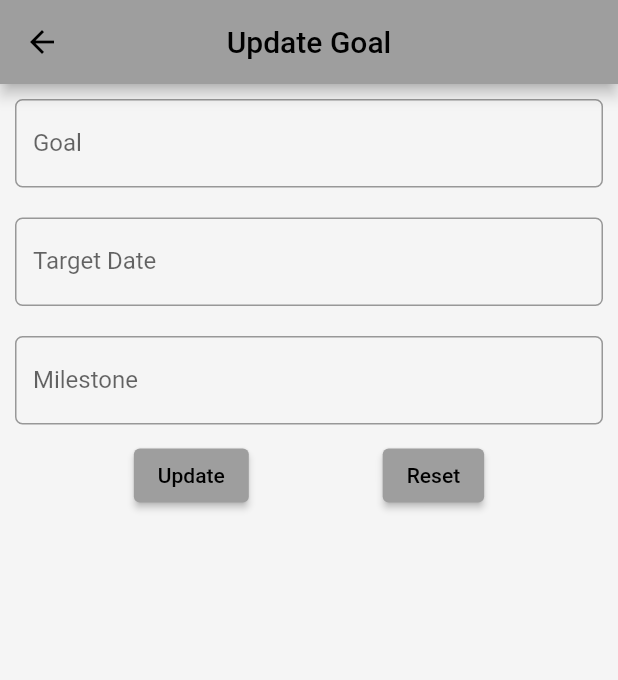
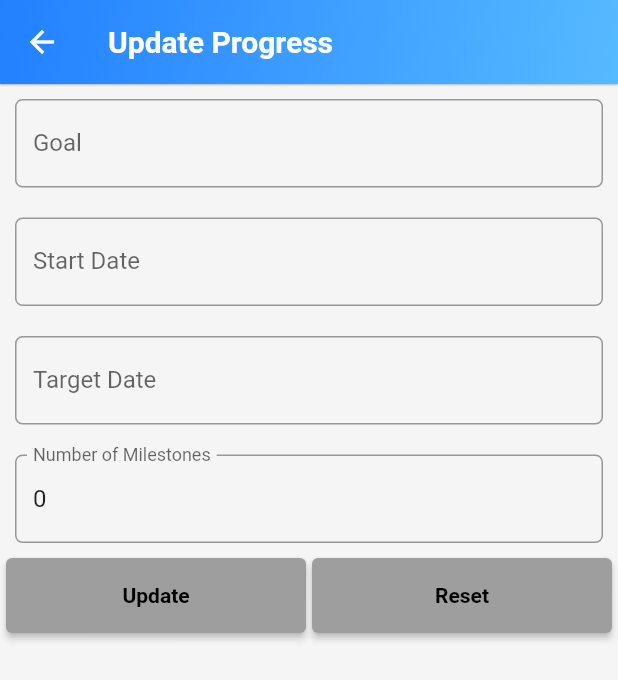
Before and after one commit to PraveenRoshane/Fitness-Tracker-App, a Flutter app: the UpdateGoal screen opened directly with empty values, after a tap on "Update", after a tap on the "edit" icon, on a phone screen of 412 x 824 dp. Shown: the top 680 px of the screen. Run offline on Flutter 3.47's test engine with Material 2 defaults, Android fonts, the phone set to English and light mode, and no system bars; our stand-ins replace cloud_firestore, firebase_auth, firebase_core, flutter_svg, font_awesome_flutter, hexcolor and 2 more; accounts and stored records are empty.

Commit message:
ui changes

```diff
--- a/lib/models/progress_model.dart
+++ b/lib/models/progress_model.dart
@@ -3,25 +3,29 @@ class Workoutmodel {
     this.id,
     required this.goal,
     required this.targetdate,
-    required this.milestones,
+    required this.startdate,
+    required this.milestonecount,
   });
 
   String? id;
   final String goal;
   final String targetdate;
-  final String milestones;
+  final String startdate;
+  final int milestonecount;
 
   factory Workoutmodel.fromJson(Map<String, dynamic> json) => Workoutmodel(
         id: json["id"],
         goal: json["goal"],
         targetdate: json["targetdate"],
-        milestones: json["milestones"],
+        startdate: json["startdate"],
+        milestonecount: json["milestonecount"],
       );
 
   Map<String, dynamic> toJson() => {
         "id": id,
         "goal": goal,
         "targetdate": targetdate,
-        "milestones": milestones,
+        "startdate": startdate,
+        "milestonecount": milestonecount,
       };
 }
--- a/lib/screens/progress_tracker/progress_home.dart
+++ b/lib/screens/progress_tracker/progress_home.dart
@@ -54,8 +54,22 @@ class ProgressHomePage extends StatelessWidget {
               top: 16,
               right: 16,
             ),
-            child: Stack(),
-          )
+            child: Container(
+              child: InkWell(
+                child: Icon(
+                  Icons.calendar_month,
+                  color: Colors.black,
+                ),
+                onTap: () {
+                  Navigator.pushReplacement(
+                      context,
+                      MaterialPageRoute(
+                        builder: (context) => CalendarHomePage(),
+                      ));
+                },
+              ),
+            ),
+          ),
         ],
       ),
       drawer: Drawer(
@@ -176,7 +190,8 @@ class ProgressHomePage extends StatelessWidget {
                       id: e['id'],
                       goal: e['goal'],
                       targetdate: e['targetdate'],
-                      milestones: e['milestones']))
+                      startdate: e['startdate'],
+                      milestonecount: e['milestonecount']))
                   .toList();
               return _getBody(workoutmodel);
             } else {
@@ -206,21 +221,46 @@ class ProgressHomePage extends StatelessWidget {
         : ListView.builder(
             itemCount: workoutmodel.length,
             itemBuilder: (context, index) => Container(
-              height: 90,
+              height: 120,
               margin: const EdgeInsets.symmetric(vertical: 7),
               padding: const EdgeInsets.all(8),
               child: Card(
-                child: ListTile(
-                  title: Text(workoutmodel[index].goal),
-                  subtitle:
-                      Text('Target Date:${workoutmodel[index].targetdate}'),
+                child: Column(
+                  mainAxisAlignment: MainAxisAlignment.spaceEvenly,
+                  crossAxisAlignment: CrossAxisAlignment.start,
+                  children: [
+                    ListTile(
+                      title: Padding(
+                        padding: const EdgeInsets.only(bottom: 10.0),
+                        child: Text(
+                          workoutmodel[index].goal,
+                        ),
+                      ),
+                      subtitle: Column(
+                        mainAxisAlignment: MainAxisAlignment.spaceEvenly,
+                        crossAxisAlignment: CrossAxisAlignment.start,
+                        children: [
+                          Text(
+                            'Start Date:${workoutmodel[index].startdate}',
+                          ),
+                          SizedBox(
+                            height: 10,
+                          ),
+                          Text(
+                            'Target Date:${workoutmodel[index].targetdate}',
+                          ),
+                        ],
+                      ),
                       leading: CircleAvatar(
                         radius: 25,
-                    child: Text(''),
+                        child: Text('${workoutmodel[index].milestonecount}'),
                       ),
                       trailing: SizedBox(
                           width: 80,
+                          child: Padding(
+                            padding: const EdgeInsets.all(8.0),
                             child: Row(
+                              mainAxisSize: MainAxisSize.min,
                               children: [
                                 InkWell(
                                   child: Icon(
@@ -232,8 +272,12 @@ class ProgressHomePage extends StatelessWidget {
                                         context,
                                         MaterialPageRoute(
                                             builder: (context) => UpdateGoal(
-                                          workoutmodel: workoutmodel[index])));
+                                                workoutmodel:
+                                                    workoutmodel[index])));
                                   },
+                                ),
+                                SizedBox(
+                                  width: 15,
                                 ),
                                 InkWell(
                                   child: Icon(
@@ -241,29 +285,22 @@ class ProgressHomePage extends StatelessWidget {
                                     color: Colors.red,
                                   ),
                                   onTap: () {
-                              _reference.doc(workoutmodel[index].id).delete();
+                                    _reference
+                                        .doc(workoutmodel[index].id)
+                                        .delete();
                                     Navigator.pushReplacement(
                                         context,
                                         MaterialPageRoute(
-                                    builder: (context) => ProgressHomePage(),
-                                  ));
-                            },
-                          ),
-                          InkWell(
-                            child: Icon(
-                              Icons.calendar_month,
-                              color: Colors.black,
-                            ),
-                            onTap: () {
-                              Navigator.pushReplacement(
-                                  context,
-                                  MaterialPageRoute(
-                                    builder: (context) => CalendarHomePage(),
+                                          builder: (context) =>
+                                              ProgressHomePage(),
                                         ));
                                   },
                                 ),
                               ],
+                            ),
                           )),
+                    ),
+                  ],
                 ),
               ),
             ),
--- a/lib/screens/progress_tracker/update_progress.dart
+++ b/lib/screens/progress_tracker/update_progress.dart
@@ -10,6 +10,7 @@ class UpdateGoal extends StatelessWidget {
   final Workoutmodel workoutmodel;
   final TextEditingController goalcontroller = TextEditingController();
   final TextEditingController targetdatecontroller = TextEditingController();
+  final TextEditingController startdatecontroller = TextEditingController();
   final TextEditingController milestonecontroller = TextEditingController();
 
   UpdateGoal({super.key, required this.workoutmodel});
@@ -18,27 +19,59 @@ class UpdateGoal extends StatelessWidget {
   Widget build(BuildContext context) {
     goalcontroller.text = workoutmodel.goal;
     targetdatecontroller.text = workoutmodel.targetdate;
-    milestonecontroller.text = workoutmodel.milestones;
+    startdatecontroller.text = workoutmodel.targetdate;
+    milestonecontroller.text = '${workoutmodel.milestonecount}';
     return Scaffold(
         appBar: AppBar(
-          title: const Text('Update Goal'),
-          centerTitle: true,
+          title: const Text(
+            'Update Progress',
+            style: TextStyle(color: Colors.white, fontWeight: FontWeight.bold),
+          ),
+          elevation: 0.5,
+          iconTheme: const IconThemeData(color: Colors.white),
+          flexibleSpace: Container(
+            decoration: BoxDecoration(
+                gradient: LinearGradient(
+                    begin: Alignment.topLeft,
+                    end: Alignment.bottomRight,
+                    colors: <Color>[
+                  Theme.of(context).primaryColor,
+                  Theme.of(context).colorScheme.secondary,
+                ])),
+          ),
+          actions: [
+            Container(
+              margin: const EdgeInsets.only(
+                top: 16,
+                right: 16,
+              ),
+              child: Stack(),
+            )
+          ],
         ),
         body: SingleChildScrollView(
           child: Column(children: [
             getField(hintText: 'Goal', controller: goalcontroller),
+            getField(hintText: 'Start Date', controller: startdatecontroller),
             getField(hintText: 'Target Date', controller: targetdatecontroller),
-            getField(hintText: 'Milestone', controller: milestonecontroller),
+            getField(
+                hintText: 'Number of Milestones',
+                controller: milestonecontroller),
             Row(
               mainAxisAlignment: MainAxisAlignment.spaceEvenly,
               children: [
-                ElevatedButton(
+                SizedBox(
+                  width: 200.0,
+                  height: 50.0,
+                  child: ElevatedButton(
                       onPressed: () {
                         Workoutmodel updatedworkout = Workoutmodel(
                             id: workoutmodel.id,
                             goal: goalcontroller.text,
                             targetdate: targetdatecontroller.text,
-                          milestones: milestonecontroller.text);
+                            startdate: startdatecontroller.text,
+                            milestonecount:
+                                int.parse(milestonecontroller.text));
                         final collectionRefernece = FirebaseFirestore.instance
                             .collection('workout progress');
                         collectionRefernece
@@ -51,16 +84,28 @@ class UpdateGoal extends StatelessWidget {
                                   builder: (context) => ProgressHomePage()));
                         });
                       },
-                    child: const Text("Update")),
-                ElevatedButton(
-                    style:
-                        ElevatedButton.styleFrom(backgroundColor: Colors.grey),
+                      child: const Text(
+                        "Update",
+                        style: TextStyle(fontWeight: FontWeight.bold),
+                      )),
+                ),
+                SizedBox(
+                  width: 200.0,
+                  height: 50.0,
+                  child: ElevatedButton(
+                      style: ElevatedButton.styleFrom(
+                          backgroundColor: Colors.grey),
                       onPressed: () {
                         goalcontroller.text = '';
                         targetdatecontroller.text = '';
+                        startdatecontroller.text = '';
                         milestonecontroller.text = '';
                       },
-                    child: const Text("Reset")),
+                      child: const Text(
+                        "Reset",
+                        style: TextStyle(fontWeight: FontWeight.bold),
+                      )),
+                ),
               ],
             )
           ]),
```
Also changed, not shown: lib/screens/progress_tracker/add_progress.dart (+53 -9 lines), lib/screens/progress_tracker/progress_search.dart (deleted). Lines whose indentation alone changed are shown as unchanged.
